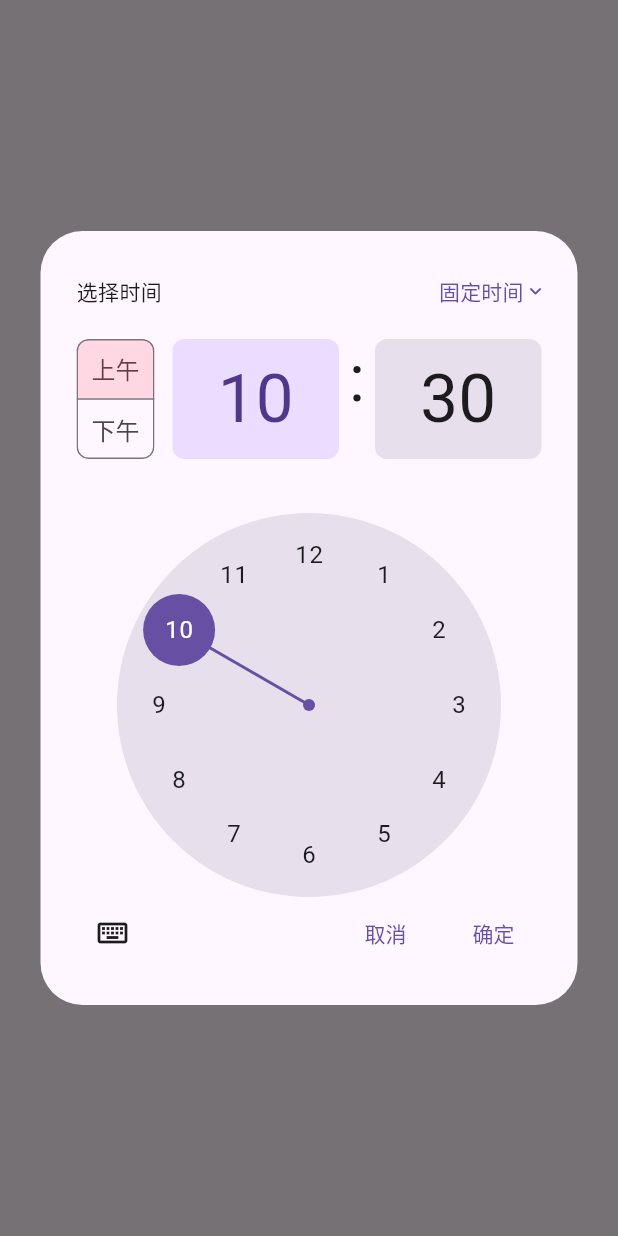
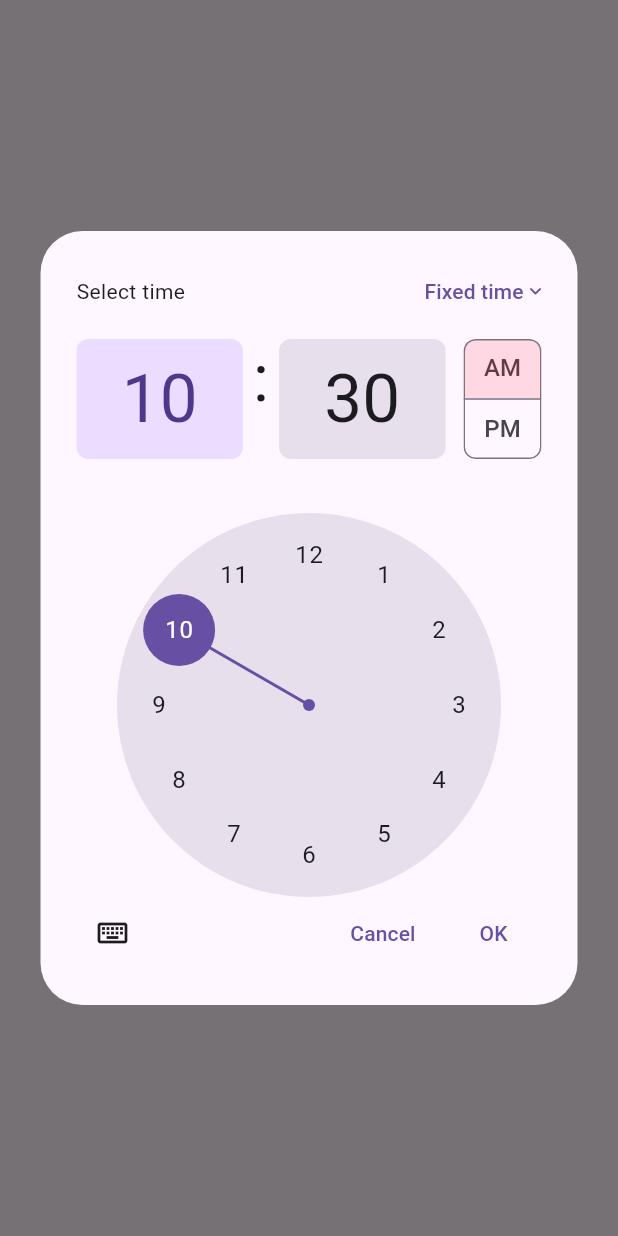
Before and after one commit to akdu12/time_picker_with_timezone, a Flutter app: the screen it shows after launch, after a tap on "Test", on a phone screen of 412 x 824 dp. Run offline on Flutter 3.47's test engine with Material 3 defaults, Android fonts, the phone set to English and light mode, and no system bars; our stand-ins replace shared_preferences, timezone.

Commit message:
加入截图 中文改成英文 修改pub文件，加入github和issue 修改license main文件中的参数注释

```diff
--- a/example/lib/main.dart
+++ b/example/lib/main.dart
@@ -19,8 +19,8 @@ class MyApp extends StatelessWidget {
       ],
 
       supportedLocales: [
-        // Locale('en', 'US'),
-        Locale('zh', 'CN'),
+        Locale('en', 'US'),
+        // Locale('zh', 'CN'),
       ], // Scaffold
     ); // MaterialApp
   }
@@ -37,27 +37,27 @@ class ExampleWidget extends StatelessWidget {
           onPressed: () {
             showCustomTimePicker(
               context: context,
-              enableTimeZone: true,
-              timeZoneShowType: TimeZoneShowType.nameAndOffset,
               initialTime: TimeOfDay.now(),
-              initTimeZoneType: TimeZoneType.fixedTime,
-              initTimeZoneData: const TimeZoneData(name: "Asia/Shanghai", abbreviation: "CST", offset: 8, isDst: false),
-              customTimeZoneDataList: const [
-                TimeZoneData(name: "Asia/Shanghai", abbreviation: "CST", offset: 8, isDst: false),
-                TimeZoneData(name: "Africa/Algiers", abbreviation: "CET", offset: 1, isDst: false),
-                TimeZoneData(name: "America/Adak", abbreviation: "HST", offset: -10, isDst: false),
-              ],
-              timeZoneHelpIcon: const Icon(Icons.help),
-              timeZoneHelpPressed: () {
-                print('timeZoneHelpPressed');
-              },
-              timeZoneTypeTitle: "时区设置",
-              fixedTimeTitle: "固定时间",
-              fixedTimeSubTitle: "时间不随时区变化",
-              timeZoneTimeTitle: "时区时间",
-              timeZoneSearchIcon: const Icon(Icons.search_rounded),
-              timeZoneSearchHint: "搜索时区",
-              timeZoneSearchHintStyle: const TextStyle(fontSize: 16),
+              // enableTimeZone: true,
+              // timeZoneShowType: TimeZoneShowType.nameAndOffset,
+              // initTimeZoneType: TimeZoneType.fixedTime,
+              // initTimeZoneData: const TimeZoneData(name: "Asia/Shanghai", abbreviation: "CST", offset: 8, isDst: false),
+              // customTimeZoneDataList: const [
+              //   TimeZoneData(name: "Asia/Shanghai", abbreviation: "CST", offset: 8, isDst: false),
+              //   TimeZoneData(name: "Africa/Algiers", abbreviation: "CET", offset: 1, isDst: false),
+              //   TimeZoneData(name: "America/Adak", abbreviation: "HST", offset: -10, isDst: false),
+              // ],
+              // timeZoneHelpIcon: const Icon(Icons.help),
+              // timeZoneHelpPressed: () {
+              //   print('timeZoneHelpPressed');
+              // },
+              // timeZoneTypeTitle: "时区设置",
+              // fixedTimeTitle: "固定时间",
+              // fixedTimeSubTitle: "时间不随时区变化",
+              // timeZoneTimeTitle: "时区时间",
+              // timeZoneSearchIcon: const Icon(Icons.search_rounded),
+              // timeZoneSearchHint: "搜索时区",
+              // timeZoneSearchHintStyle: const TextStyle(fontSize: 16),
             ).then((value) {
               print(value);
             });
--- a/lib/time_picker_with_timezone.dart
+++ b/lib/time_picker_with_timezone.dart
@@ -2059,7 +2059,7 @@ class _TitleAndTimeZoneState extends State<_TitleAndTimeZone> {
                         actionsPadding: const EdgeInsets.fromLTRB(8, 0, 8, 8),
                         title: Row(
                           children: [
-                            Text(widget.timeZoneTypeTitle ?? '时区设置'),
+                            Text(widget.timeZoneTypeTitle ?? 'Time zone setting'),
                             // const SizedBox(width: 8),
 
                             //不显示时也需要位置占位，保持UI一致性
@@ -2117,7 +2117,7 @@ class _TitleAndTimeZoneState extends State<_TitleAndTimeZone> {
                     ConstrainedBox(
                       constraints: BoxConstraints(maxWidth: MediaQuery.of(context).size.width / 2),
                       child: Text(
-                        _timeZoneType == TimeZoneType.fixedTime ? widget.fixedTimeTitle ?? "固定时间" : TimezoneUtil.timeZoneString(_timeZoneData!, widget.timeZoneShowType!),
+                        _timeZoneType == TimeZoneType.fixedTime ? widget.fixedTimeTitle ?? "Fixed time" : TimezoneUtil.timeZoneString(_timeZoneData!, widget.timeZoneShowType!),
                         maxLines: 1,
                         overflow: TextOverflow.ellipsis,
                       ),
--- a/lib/timezone_type_select_widget.dart
+++ b/lib/timezone_type_select_widget.dart
@@ -68,9 +68,9 @@ class _TimeZoneTypeSelectWidgetState extends State<TimeZoneTypeSelectWidget> {
       child: ListBody(
         children: <Widget>[
           ListTile(
-            title: Text(widget.fixedTimeTitle ?? '固定时间'),
+            title: Text(widget.fixedTimeTitle ?? 'Fixed time'),
             subtitle: Text(
-              widget.fixedTimeSubTitle ?? '时间不随时区变化',
+              widget.fixedTimeSubTitle ?? 'Does not vary by time zone',
               style: titleTextStyle,
             ),
             selected: widget.initTimeZoneType == TimeZoneType.fixedTime,
@@ -86,7 +86,7 @@ class _TimeZoneTypeSelectWidgetState extends State<TimeZoneTypeSelectWidget> {
             },
           ),
           ListTile(
-            title: Text(widget.timeZoneTimeTitle ?? '时区时间'),
+            title: Text(widget.timeZoneTimeTitle ?? 'Time zone time'),
             subtitle: widget.initTimeZoneData != null
                 ? Text(
                     TimezoneUtil.timeZoneString(widget.initTimeZoneData!, widget.timeZoneShowType!),
@@ -121,7 +121,7 @@ class _TimeZoneTypeSelectWidgetState extends State<TimeZoneTypeSelectWidget> {
                             style: widget.timeZoneSearchHintStyle,
                             controller: searchController,
                             decoration: InputDecoration(
-                              hintText: widget.timeZoneSearchHint ?? '搜索时区',
+                              hintText: widget.timeZoneSearchHint ?? 'Search for time zone',
                               border: InputBorder.none,
                             ),
                           ),
--- a/pubspec.yaml
+++ b/pubspec.yaml
@@ -1,7 +1,9 @@
 name: time_picker_with_timezone
-description: "A new Flutter package project."
+description: "TimePicker with TimeZoneSelector."
 version: 0.0.1
 homepage:
+repository: https://github.com/lijianqiang12/time_picker_with_timezone
+issue_tracker: https://github.com/lijianqiang12/time_picker_with_timezone/issues
 
 environment:
   sdk: '>=3.3.0 <4.0.0'
```
Also changed, not shown: 5 other files.
